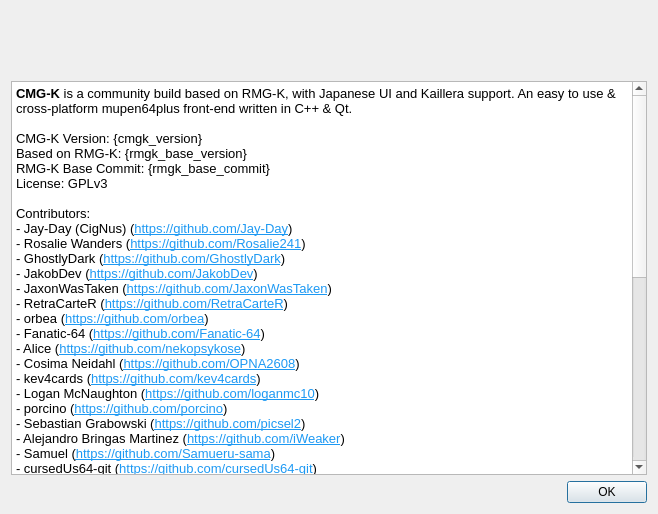
crossn/CMG-K, file Source/RMG/UserInterface/Dialog/AboutDialog.ui: the form before one commit.
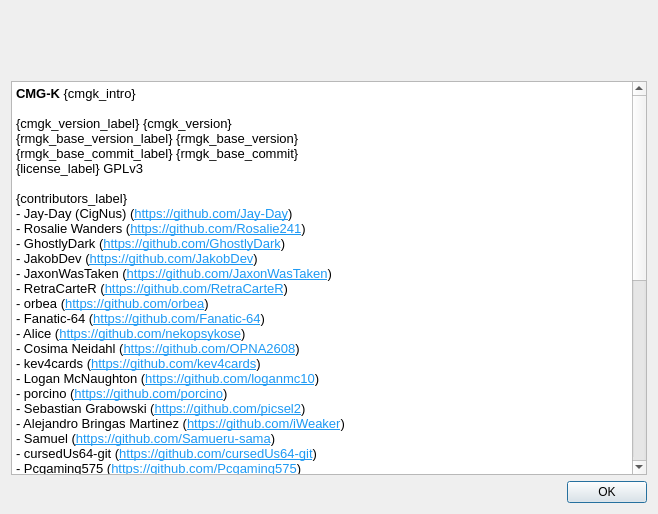
The form after the commit. Icons and pictures are not drawn.

Commit message: fix: localize remaining Windows GUI text

What changed in the file:
```diff
--- a/Source/RMG/UserInterface/Dialog/AboutDialog.ui
+++ b/Source/RMG/UserInterface/Dialog/AboutDialog.ui
@@ -62,14 +62,14 @@
 li.unchecked::marker { content: &quot;\2610&quot;; }
 li.checked::marker { content: &quot;\2612&quot;; }
 &lt;/style&gt;&lt;/head&gt;&lt;body style=&quot; font-family:'Noto Sans'; font-size:10pt; font-weight:400; font-style:normal;&quot;&gt;
-&lt;p style=&quot; margin-top:0px; margin-bottom:0px; margin-left:0px; margin-right:0px; -qt-block-indent:0; text-indent:0px;&quot;&gt;&lt;span style=&quot; font-weight:700;&quot;&gt;CMG-K &lt;/span&gt;is a community build based on RMG-K, with Japanese UI and Kaillera support. An easy to use &amp;amp; cross-platform mupen64plus front-end written in C++ &amp;amp; Qt.&lt;/p&gt;
+&lt;p style=&quot; margin-top:0px; margin-bottom:0px; margin-left:0px; margin-right:0px; -qt-block-indent:0; text-indent:0px;&quot;&gt;&lt;span style=&quot; font-weight:700;&quot;&gt;CMG-K &lt;/span&gt;{cmgk_intro}&lt;/p&gt;
 &lt;p style=&quot;-qt-paragraph-type:empty; margin-top:0px; margin-bottom:0px; margin-left:0px; margin-right:0px; -qt-block-indent:0; text-indent:0px;&quot;&gt;&lt;br /&gt;&lt;/p&gt;
-&lt;p style=&quot; margin-top:0px; margin-bottom:0px; margin-left:0px; margin-right:0px; -qt-block-indent:0; text-indent:0px;&quot;&gt;CMG-K Version: {cmgk_version}&lt;/p&gt;
-&lt;p style=&quot; margin-top:0px; margin-bottom:0px; margin-left:0px; margin-right:0px; -qt-block-indent:0; text-indent:0px;&quot;&gt;Based on RMG-K: {rmgk_base_version}&lt;/p&gt;
-&lt;p style=&quot; margin-top:0px; margin-bottom:0px; margin-left:0px; margin-right:0px; -qt-block-indent:0; text-indent:0px;&quot;&gt;RMG-K Base Commit: {rmgk_base_commit}&lt;/p&gt;
-&lt;p style=&quot; margin-top:0px; margin-bottom:0px; margin-left:0px; margin-right:0px; -qt-block-indent:0; text-indent:0px;&quot;&gt;License: GPLv3&lt;/p&gt;
+&lt;p style=&quot; margin-top:0px; margin-bottom:0px; margin-left:0px; margin-right:0px; -qt-block-indent:0; text-indent:0px;&quot;&gt;{cmgk_version_label} {cmgk_version}&lt;/p&gt;
+&lt;p style=&quot; margin-top:0px; margin-bottom:0px; margin-left:0px; margin-right:0px; -qt-block-indent:0; text-indent:0px;&quot;&gt;{rmgk_base_version_label} {rmgk_base_version}&lt;/p&gt;
+&lt;p style=&quot; margin-top:0px; margin-bottom:0px; margin-left:0px; margin-right:0px; -qt-block-indent:0; text-indent:0px;&quot;&gt;{rmgk_base_commit_label} {rmgk_base_commit}&lt;/p&gt;
+&lt;p style=&quot; margin-top:0px; margin-bottom:0px; margin-left:0px; margin-right:0px; -qt-block-indent:0; text-indent:0px;&quot;&gt;{license_label} GPLv3&lt;/p&gt;
 &lt;p style=&quot;-qt-paragraph-type:empty; margin-top:0px; margin-bottom:0px; margin-left:0px; margin-right:0px; -qt-block-indent:0; text-indent:0px;&quot;&gt;&lt;br /&gt;&lt;/p&gt;
-&lt;p style=&quot; margin-top:0px; margin-bottom:0px; margin-left:0px; margin-right:0px; -qt-block-indent:0; text-indent:0px;&quot;&gt;Contributors:&lt;/p&gt;
+&lt;p style=&quot; margin-top:0px; margin-bottom:0px; margin-left:0px; margin-right:0px; -qt-block-indent:0; text-indent:0px;&quot;&gt;{contributors_label}&lt;/p&gt;
 &lt;p style=&quot; margin-top:0px; margin-bottom:0px; margin-left:0px; margin-right:0px; -qt-block-indent:0; text-indent:0px;&quot;&gt;- Jay-Day (CigNus) (&lt;a href=&quot;https://github.com/Jay-Day&quot;&gt;&lt;span style=&quot; text-decoration: underline; color:#1d99f3;&quot;&gt;https://github.com/Jay-Day&lt;/span&gt;&lt;/a&gt;)&lt;/p&gt;
 &lt;p style=&quot; margin-top:0px; margin-bottom:0px; margin-left:0px; margin-right:0px; -qt-block-indent:0; text-indent:0px;&quot;&gt;- Rosalie Wanders (&lt;a href=&quot;https://github.com/Rosalie241&quot;&gt;&lt;span style=&quot; text-decoration: underline; color:#1d99f3;&quot;&gt;https://github.com/Rosalie241&lt;/span&gt;&lt;/a&gt;)&lt;/p&gt;
 &lt;p style=&quot; margin-top:0px; margin-bottom:0px; margin-left:0px; margin-right:0px; -qt-block-indent:0; text-indent:0px;&quot;&gt;- GhostlyDark (&lt;a href=&quot;https://github.com/GhostlyDark&quot;&gt;&lt;span style=&quot; text-decoration: underline; color:#1d99f3;&quot;&gt;https://github.com/GhostlyDark&lt;/span&gt;&lt;/a&gt;)&lt;/p&gt;
@@ -91,18 +91,18 @@
 &lt;p style=&quot; margin-top:0px; margin-bottom:0px; margin-left:0px; margin-right:0px; -qt-block-indent:0; text-indent:0px;&quot;&gt;- Jaffacakelover (&lt;a href=&quot;https://github.com/Jaffacakelover&quot;&gt;&lt;span style=&quot; text-decoration: underline; color:#1d99f3;&quot;&gt;https://github.com/Jaffacakelover&lt;/span&gt;&lt;/a&gt;) &lt;/p&gt;
 &lt;p style=&quot; margin-top:0px; margin-bottom:0px; margin-left:0px; margin-right:0px; -qt-block-indent:0; text-indent:0px;&quot;&gt;- RibShark (&lt;a href=&quot;https://github.com/RibShark&quot;&gt;&lt;span style=&quot; text-decoration: underline; color:#1d99f3;&quot;&gt;https://github.com/RibShark&lt;/span&gt;&lt;/a&gt;) &lt;/p&gt;
 &lt;p style=&quot;-qt-paragraph-type:empty; margin-top:0px; margin-bottom:0px; margin-left:0px; margin-right:0px; -qt-block-indent:0; text-indent:0px;&quot;&gt;&lt;br /&gt;&lt;/p&gt;
-&lt;p style=&quot; margin-top:0px; margin-bottom:0px; margin-left:0px; margin-right:0px; -qt-block-indent:0; text-indent:0px;&quot;&gt;Special thanks:&lt;/p&gt;
-&lt;p style=&quot; margin-top:0px; margin-bottom:0px; margin-left:0px; margin-right:0px; -qt-block-indent:0; text-indent:0px;&quot;&gt;- Gent (&lt;a href=&quot;https://github.com/TheGent&quot;&gt;&lt;span style=&quot; text-decoration: underline; color:#1d99f3;&quot;&gt;https://github.com/TheGent&lt;/span&gt;&lt;/a&gt;) for providing custom cheats&lt;/p&gt;
-&lt;p style=&quot; margin-top:0px; margin-bottom:0px; margin-left:0px; margin-right:0px; -qt-block-indent:0; text-indent:0px;&quot;&gt;- Jaffacakelover (&lt;a href=&quot;https://github.com/Jaffacakelover&quot;&gt;&lt;span style=&quot; text-decoration: underline; color:#1d99f3;&quot;&gt;https://github.com/Jaffacakelover&lt;/span&gt;&lt;/a&gt;) for making the controller image for RMG-Input&lt;/p&gt;
+&lt;p style=&quot; margin-top:0px; margin-bottom:0px; margin-left:0px; margin-right:0px; -qt-block-indent:0; text-indent:0px;&quot;&gt;{special_thanks_label}&lt;/p&gt;
+&lt;p style=&quot; margin-top:0px; margin-bottom:0px; margin-left:0px; margin-right:0px; -qt-block-indent:0; text-indent:0px;&quot;&gt;- Gent (&lt;a href=&quot;https://github.com/TheGent&quot;&gt;&lt;span style=&quot; text-decoration: underline; color:#1d99f3;&quot;&gt;https://github.com/TheGent&lt;/span&gt;&lt;/a&gt;) {custom_cheats_text}&lt;/p&gt;
+&lt;p style=&quot; margin-top:0px; margin-bottom:0px; margin-left:0px; margin-right:0px; -qt-block-indent:0; text-indent:0px;&quot;&gt;- Jaffacakelover (&lt;a href=&quot;https://github.com/Jaffacakelover&quot;&gt;&lt;span style=&quot; text-decoration: underline; color:#1d99f3;&quot;&gt;https://github.com/Jaffacakelover&lt;/span&gt;&lt;/a&gt;) {controller_image_text}&lt;/p&gt;
 &lt;p style=&quot;-qt-paragraph-type:empty; margin-top:0px; margin-bottom:0px; margin-left:0px; margin-right:0px; -qt-block-indent:0; text-indent:0px;&quot;&gt;&lt;br /&gt;&lt;/p&gt;
-&lt;p style=&quot; margin-top:0px; margin-bottom:0px; margin-left:0px; margin-right:0px; -qt-block-indent:0; text-indent:0px;&quot;&gt;It uses the following third party projects:&lt;/p&gt;
+&lt;p style=&quot; margin-top:0px; margin-bottom:0px; margin-left:0px; margin-right:0px; -qt-block-indent:0; text-indent:0px;&quot;&gt;{uses_projects_label}&lt;/p&gt;
 &lt;p style=&quot; margin-top:0px; margin-bottom:0px; margin-left:0px; margin-right:0px; -qt-block-indent:0; text-indent:0px;&quot;&gt;- Qt6 (&lt;a href=&quot;https://www.qt.io/product/qt6&quot;&gt;&lt;span style=&quot; text-decoration: underline; color:#1d99f3;&quot;&gt;https://www.qt.io/product/qt6&lt;/span&gt;&lt;/a&gt;)&lt;/p&gt;
 &lt;p style=&quot; margin-top:0px; margin-bottom:0px; margin-left:0px; margin-right:0px; -qt-block-indent:0; text-indent:0px;&quot;&gt;- SDL3 (&lt;a href=&quot;https://github.com/libsdl-org/SDL&quot;&gt;&lt;span style=&quot; text-decoration: underline; color:#1d99f3;&quot;&gt;https://github.com/libsdl-org/SDL&lt;/span&gt;&lt;/a&gt;)&lt;/p&gt;
 &lt;p style=&quot; margin-top:0px; margin-bottom:0px; margin-left:0px; margin-right:0px; -qt-block-indent:0; text-indent:0px;&quot;&gt;- imgui (&lt;a href=&quot;https://github.com/ocornut/imgui&quot;&gt;&lt;span style=&quot; text-decoration: underline; color:#1d99f3;&quot;&gt;https://github.com/ocornut/imgui&lt;/span&gt;&lt;/a&gt;)&lt;/p&gt;
 &lt;p style=&quot; margin-top:0px; margin-bottom:0px; margin-left:0px; margin-right:0px; -qt-block-indent:0; text-indent:0px;&quot;&gt;- lzma (&lt;a href=&quot;https://7-zip.org/sdk.html&quot;&gt;&lt;span style=&quot; text-decoration: underline; color:#1d99f3;&quot;&gt;https://7-zip.org/sdk.html&lt;/span&gt;&lt;/a&gt;)&lt;/p&gt;
 &lt;p style=&quot; margin-top:0px; margin-bottom:0px; margin-left:0px; margin-right:0px; -qt-block-indent:0; text-indent:0px;&quot;&gt;- RemixIcon (&lt;a href=&quot;https://github.com/Remix-Design/RemixIcon&quot;&gt;&lt;span style=&quot; text-decoration: underline; color:#1d99f3;&quot;&gt;https://github.com/Remix-Design/RemixIcon&lt;/span&gt;&lt;/a&gt;)&lt;/p&gt;
 &lt;p style=&quot;-qt-paragraph-type:empty; margin-top:0px; margin-bottom:0px; margin-left:0px; margin-right:0px; -qt-block-indent:0; text-indent:0px;&quot;&gt;&lt;br /&gt;&lt;/p&gt;
-&lt;p style=&quot; margin-top:0px; margin-bottom:0px; margin-left:0px; margin-right:0px; -qt-block-indent:0; text-indent:0px;&quot;&gt;It includes the following third party projects:&lt;/p&gt;
+&lt;p style=&quot; margin-top:0px; margin-bottom:0px; margin-left:0px; margin-right:0px; -qt-block-indent:0; text-indent:0px;&quot;&gt;{includes_projects_label}&lt;/p&gt;
 &lt;p style=&quot; margin-top:0px; margin-bottom:0px; margin-left:0px; margin-right:0px; -qt-block-indent:0; text-indent:0px;&quot;&gt;- mupen64plus-core (&lt;a href=&quot;https://github.com/mupen64plus/mupen64plus-core&quot;&gt;&lt;span style=&quot; text-decoration: underline; color:#1d99f3;&quot;&gt;https://github.com/mupen64plus/mupen64plus-core&lt;/span&gt;&lt;/a&gt;)&lt;/p&gt;
 &lt;p style=&quot; margin-top:0px; margin-bottom:0px; margin-left:0px; margin-right:0px; -qt-block-indent:0; text-indent:0px;&quot;&gt;- mupen64plus-input-gca (&lt;a href=&quot;https://github.com/amatho/mupen64plus-input-gca&quot;&gt;&lt;span style=&quot; text-decoration: underline; color:#1d99f3;&quot;&gt;https://github.com/amatho/mupen64plus-input-gca&lt;/span&gt;&lt;/a&gt;)&lt;/p&gt;
 &lt;p style=&quot; margin-top:0px; margin-bottom:0px; margin-left:0px; margin-right:0px; -qt-block-indent:0; text-indent:0px;&quot;&gt;- mupen64plus-input-raphnetraw (&lt;a href=&quot;https://github.com/raphnet/mupen64plus-input-raphnetraw&quot;&gt;&lt;span style=&quot; text-decoration: underline; color:#1d99f3;&quot;&gt;https://github.com/raphnet/mupen64plus-input-raphnetraw&lt;/span&gt;&lt;/a&gt;)&lt;/p&gt;
```
The commit also changes 4 other files.
